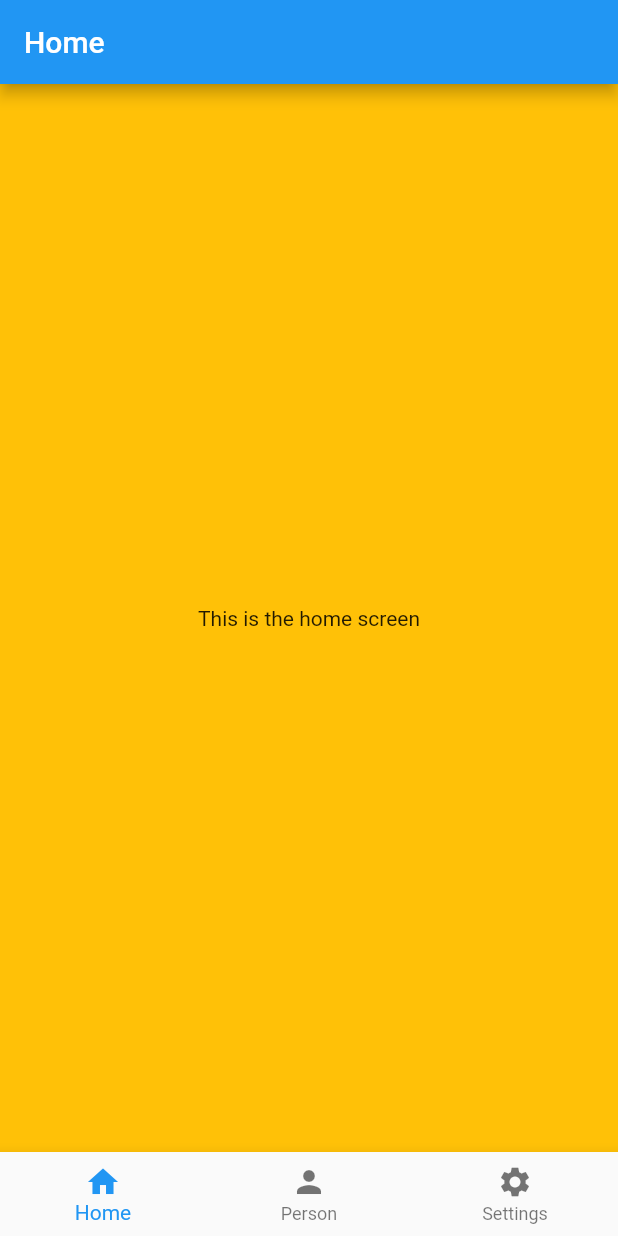
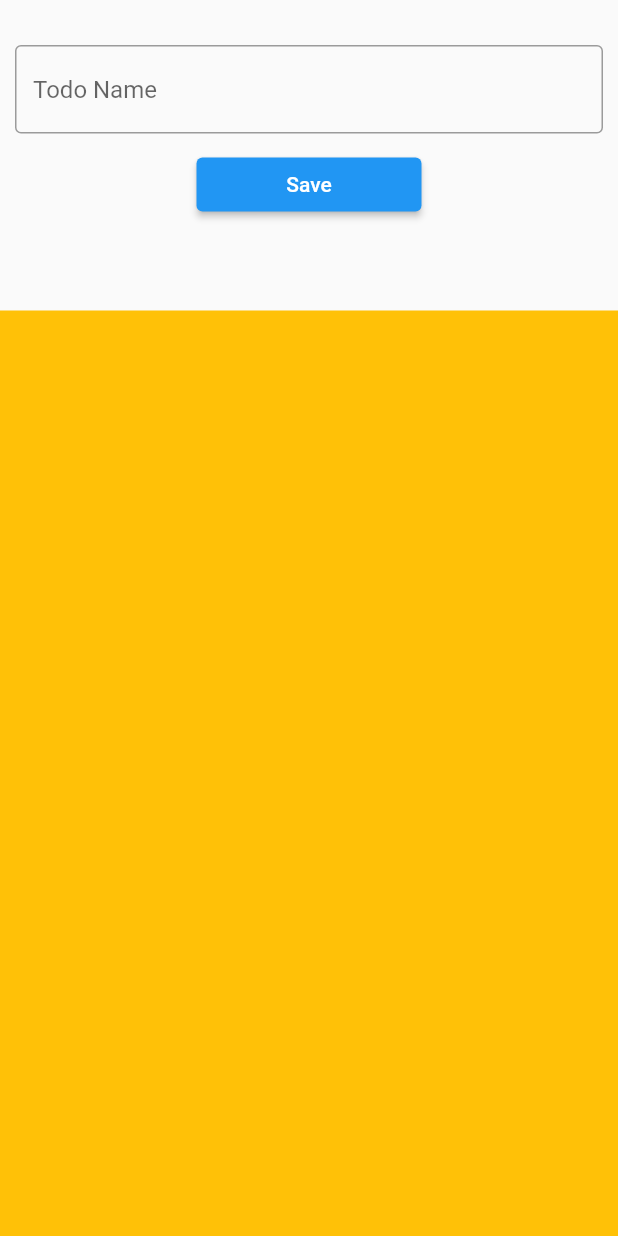
Before and after one commit to shahin-m-hashim/NFC_Plus, a Flutter app: the screen it shows after launch, on a phone screen of 412 x 824 dp. Run offline on Flutter 3.47's test engine with Material 2 defaults, Android fonts, the phone set to English and light mode, and no system bars.

Commit message:
learned about Refactoring and organizing files,folders,code  etc for a simple todo app demonstrating proper file and package management. Utilized two separate widgets to effectively display on a single home screen. Improved code readability and maintainability by creating separate folders for screens, functions etc

```diff
--- a/lib/account.dart
+++ /dev/null
@@ -1,61 +0,0 @@
-import 'package:flutter/material.dart';
-
-class Account extends StatelessWidget {
-  Account({super.key});
-
-  final _Person = [
-    'person 1',
-    'person 2',
-    'person 3',
-    'person 4',
-    'person 5',
-  ];
-
-  @override
-  Widget build(BuildContext context) {
-    return Scaffold(
-      backgroundColor: Colors.blueAccent,
-      body: SafeArea(
-        child: Padding(
-          padding: const EdgeInsets.all(25),
-          child: SizedBox(
-            width: double.infinity,
-            child: DropdownButtonFormField(
-              decoration: const InputDecoration(
-                filled: true,
-                fillColor: Colors.orangeAccent,
-              ),
-              dropdownColor: Colors.green[500],
-              onChanged: (value) {},
-              hint: const Text("Select Your Account"),
-              items: _Person.map(
-                (e) => DropdownMenuItem(
-                  value: e,
-                  child: Text(e),
-                ),
-              ).toList(),
-              /*
-                  This code is creating a list of DropdownMenuItem widgets from the _Person list using
-                  the map() function.
-
-                  For each element e in the _Person list, it creates a new DropdownMenuItem with a value
-                  of e and a child of Text(e).
-
-                  The value property of DropdownMenuItem represents the value that is selected when the
-                  user selects this item from the dropdown list. In this case, it is set to the value of
-                  the corresponding _Person element.
-
-                  The child property of DropdownMenuItem is the widget that is displayed to the user for
-                  this item in the dropdown list. In this case, it is a Text widget with the value of the
-                  corresponding _Person element.
-
-                  The toList() method is called on the result of the map() function to convert the iterable
-                  into a list, which is then used as the items property of the DropdownButtonFormField.
-                */
-            ),
-          ),
-        ),
-      ),
-    );
-  }
-}
--- /dev/null
+++ b/lib/database/model/todo.dart
@@ -0,0 +1,5 @@
+class TodoModel {
+  late final String name;
+
+  TodoModel({required this.name});
+}
--- /dev/null
+++ b/lib/functions/functions.dart
@@ -0,0 +1,15 @@
+import 'package:flutter/material.dart';
+
+import '../database/model/todo.dart';
+
+ValueNotifier<List<TodoModel>> todo_list_notifier = ValueNotifier([]);
+
+// The angle bracket notation ValueNotifier<List<TodoModel>> specifies the type of data that todolist
+// can hold, which is a List of TodoModel instances. This means that whenever a new value of type
+// List<TodoModel> is assigned to todolist, all listeners that are registered with todolist are
+// notified of the change.
+
+void add_todo(TodoModel value) {
+  todo_list_notifier.value.add(value);
+  todo_list_notifier.notifyListeners();
+}
--- a/lib/homescreen.dart
+++ /dev/null
@@ -1,58 +0,0 @@
-import 'package:flutter/material.dart';
-
-import 'account.dart';
-import 'settings.dart';
-
-class HomeScreen extends StatefulWidget {
-  @override
-  State<HomeScreen> createState() => _HomeScreenState();
-}
-
-class _HomeScreenState extends State<HomeScreen> {
-/*
-  BottomNavigationBar is a widget in Flutter that displays a horizontal row of buttons at the bottom of the
-  screen, typically used for navigation between different views or screens in an app.
-
-  It is typically used when the app has three to five main destinations. Each destination is represented by
-  a single icon and label, and the selected destination is highlighted with a different color. When the user
-  taps on a destination, the app navigates to the corresponding screen.
-
-  The BottomNavigationBar widget takes a list of BottomNavigationBarItem objects as input. Each item contains
-  an icon, a label, and an optional activeColor property to specify the color of the selected item.
-*/
-
-  int _current_index = 0;
-  final _pages = [
-    Scaffold(
-      backgroundColor: Colors.amber,
-      appBar: AppBar(
-        title: Text('Home'),
-      ),
-      body: Center(
-        child: Text('This is the home screen'),
-      ),
-    ), // dummy home screen
-    Account(),
-    const Settings(),
-  ];
-
-  @override
-  Widget build(BuildContext context) {
-    return Scaffold(
-      body: _pages[_current_index],
-      bottomNavigationBar: BottomNavigationBar(
-        currentIndex: _current_index,
-        onTap: (newIndex) {
-          setState(() {
-            _current_index = newIndex;
-          });
-        },
-        items: const [
-          BottomNavigationBarItem(icon: Icon(Icons.home), label: 'Home'),
-          BottomNavigationBarItem(icon: Icon(Icons.person), label: 'Person'),
-          BottomNavigationBarItem(icon: Icon(Icons.settings), label: 'Settings')
-        ],
-      ),
-    );
-  }
-}
--- a/lib/main.dart
+++ b/lib/main.dart
@@ -1,20 +1,20 @@
 import 'package:flutter/material.dart';
 
-import 'homescreen.dart';
+import 'screens/home_screen.dart';
 
-void main() {
-  runApp(
-    const MyApp(),
-  );
+void main() async {
+  WidgetsFlutterBinding.ensureInitialized();
+  // await Hive.initFlutter(); //intialize Hive
+  runApp(const MyApp());
 }
 
 class MyApp extends StatelessWidget {
-  const MyApp({super.key});
+  const MyApp({Key? key}) : super(key: key);
 
   @override
   Widget build(BuildContext context) {
     return MaterialApp(
-      title: "Extra Features",
+      title: "Local Database",
       theme: ThemeData(
         primaryColor: Colors.white,
       ),
--- /dev/null
+++ b/lib/screens/add_todo.dart
@@ -0,0 +1,49 @@
+import 'package:flutter/material.dart';
+
+import '../database/model/todo.dart';
+import '../functions/functions.dart';
+
+class AddTodo extends StatelessWidget {
+  AddTodo({Key? key}) : super(key: key);
+
+  final _namecontroller = TextEditingController();
+
+  @override
+  Widget build(BuildContext context) {
+    return Padding(
+      padding: const EdgeInsets.all(10.0),
+      child: Column(
+        children: [
+          const SizedBox(height: 20),
+          TextFormField(
+            controller: _namecontroller,
+            decoration: const InputDecoration(
+              hintText: "Todo Name",
+              border: OutlineInputBorder(),
+            ),
+          ),
+          const SizedBox(height: 10),
+          SizedBox(
+            width: 150,
+            child: ElevatedButton(
+              onPressed: () {
+                add_todo_button();
+              },
+              child: const Text(
+                "Save",
+              ),
+            ),
+          ),
+          const SizedBox(height: 50),
+        ],
+      ),
+    );
+  }
+
+  Future<void> add_todo_button() async {
+    final _name = _namecontroller.text.trim();
+    final _todo = TodoModel(name: _name);
+    add_todo(_todo); // add the new TodoModel to the ValueNotifier
+    _namecontroller.clear(); // clear the text field after adding the new todo
+  }
+}
--- /dev/null
+++ b/lib/screens/home_screen.dart
@@ -0,0 +1,22 @@
+import 'package:flutter/material.dart';
+
+import 'add_todo.dart';
+import 'list_todo.dart';
+
+class HomeScreen extends StatelessWidget {
+  const HomeScreen({Key? key}) : super(key: key);
+
+  @override
+  Widget build(BuildContext context) {
+    return Scaffold(
+      body: SafeArea(
+        child: Column(
+          children: [
+            AddTodo(),
+            const Expanded(child: ListTodo()),
+          ],
+        ),
+      ),
+    );
+  }
+}
--- /dev/null
+++ b/lib/screens/list_todo.dart
@@ -0,0 +1,35 @@
+import 'package:flutter/material.dart';
+
+import '../database/model/todo.dart';
+import '../functions/functions.dart';
+
+class ListTodo extends StatelessWidget {
+  const ListTodo({Key? key}) : super(key: key);
+
+  @override
+  Widget build(BuildContext context) {
+    return Container(
+      color: Colors.amber,
+      child: ValueListenableBuilder(
+        valueListenable: todo_list_notifier,
+        builder: (BuildContext ctx, List<TodoModel> todolist, Widget? child) {
+          return ListView.separated(
+            itemBuilder: (ctx, index) {
+              final data = todolist[index];
+              return ListTile(
+                title: Text(data.name),
+              );
+            },
+            separatorBuilder: (ctx, index) {
+              return Divider(
+                thickness: 2,
+                color: Colors.red[400],
+              );
+            },
+            itemCount: todolist.length,
+          );
+        },
+      ),
+    );
+  }
+}
--- a/lib/settings.dart
+++ /dev/null
@@ -1,17 +0,0 @@
-import 'package:flutter/material.dart';
-
-class Settings extends StatelessWidget {
-  const Settings({super.key});
-
-  @override
-  Widget build(BuildContext context) {
-    return const Scaffold(
-      backgroundColor: Colors.red,
-      body: SafeArea(
-        child: Center(
-          child: Text("Settings"),
-        ),
-      ),
-    );
-  }
-}
--- a/pubspec.yaml
+++ b/pubspec.yaml
@@ -35,6 +35,8 @@ dependencies:
   # Use with the CupertinoIcons class for iOS style icons.
   cupertino_icons: ^1.0.2
   google_fonts: ^2.1.0
+  hive: ^2.2.3
+  hive_flutter: ^1.1.0
 
 dev_dependencies:
   flutter_test:
@@ -46,6 +48,8 @@ dev_dependencies:
   # package. See that file for information about deactivating specific lint
   # rules and activating additional ones.
   flutter_lints: ^2.0.0
+  hive_generator: ^2.0.0
+  build_runner: ^2.3.3
 
 # For information on the generic Dart part of this file, see the
 # following page: https://dart.dev/tools/pub/pubspec
```
Also changed, not shown: lib/database/hive_readme.txt (added, +222 -0 lines), pubspec.lock.
